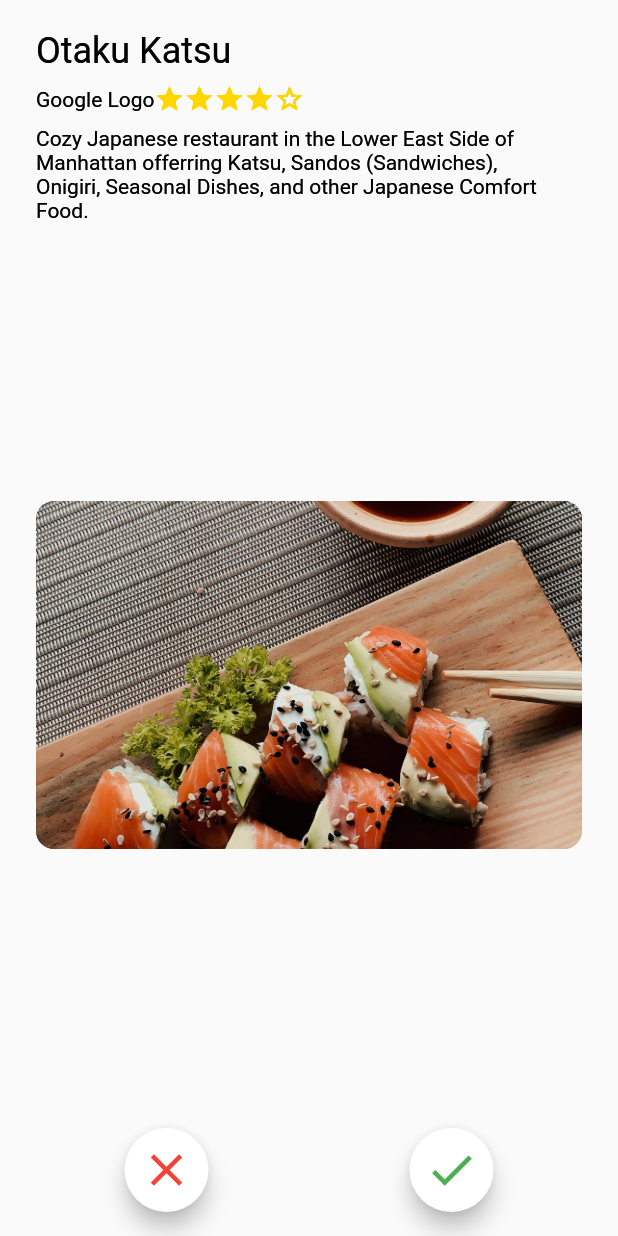
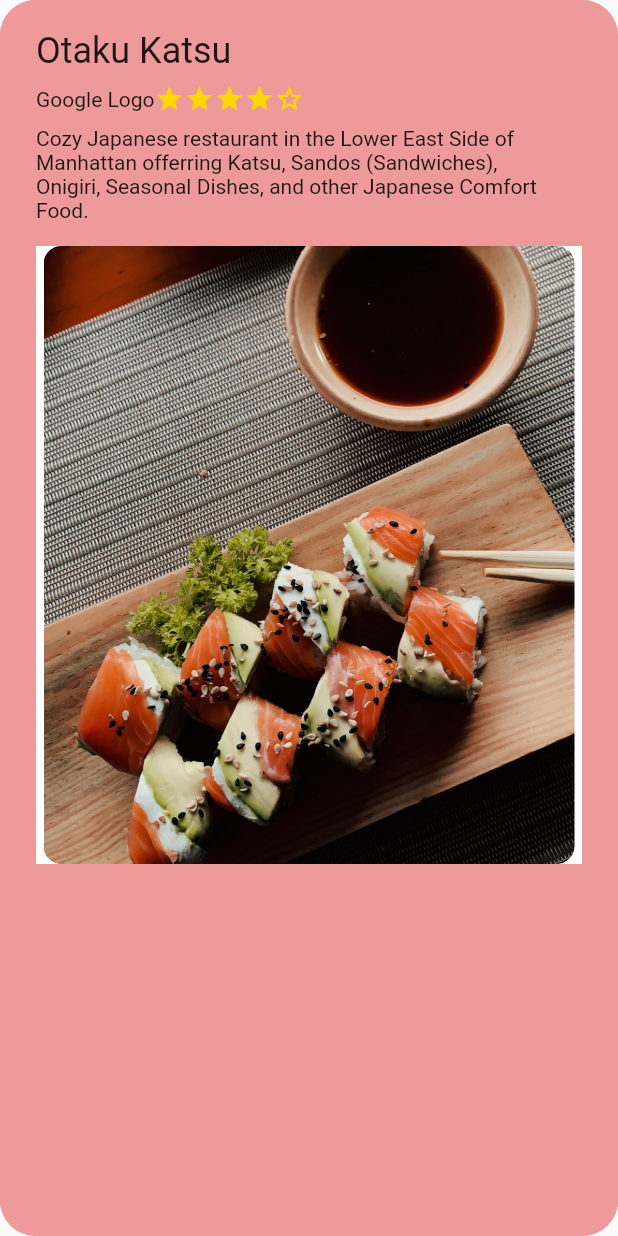
Before and after one commit to MunchNYC/munch-app, a Flutter app: the MunchSwipeScreen screen opened directly, on a phone screen of 412 x 824 dp. Run offline on Flutter 3.47's test engine with Material 2 defaults, Android fonts, the phone set to English and light mode, and no system bars; drawn by our look-alikes of carousel_slider; our stand-ins replace firebase_auth, google_sign_in; accounts and stored records are empty.

Commit message:
Revert "Merge master and resolve conflicts"
This reverts commit ca77553e0abbae1f910a42e0e804eb9a2b42afbf, reversing
changes made to e9df09d9af7d82e9a4f19e08bbb40c5160d1625a.

```diff
--- a/lib/home_widget.dart
+++ b/lib/home_widget.dart
@@ -10,7 +10,7 @@ class Home extends StatefulWidget {
 }
 
 class _HomeState extends State<Home> {
-  int _currentIndex = 1;
+  int _currentIndex = 0;
   final List<Widget> _children = [
     BottomTabWdiget(Colors.white),
     MunchSwipeScreen(),
--- a/lib/munch_card.dart
+++ b/lib/munch_card.dart
@@ -28,10 +28,11 @@ class MunchCard extends StatelessWidget {
       ],
     );
 
-    Widget imageCarousel = Expanded(
+    Widget imageCarousel = Container(
+        color: Colors.white,
         child: CarouselSlider(
           options: CarouselOptions(
-              // height: MediaQuery.of(context).size.height / 2,
+              height: MediaQuery.of(context).size.height / 2,
               enableInfiniteScroll: false,
               enlargeCenterPage: true,
               viewportFraction: 1),
@@ -49,7 +50,7 @@ class MunchCard extends StatelessWidget {
               builder: (BuildContext context) {
                 return Container(
                     width: MediaQuery.of(context).size.width,
-                    height: MediaQuery.of(context).size.height,
+                    margin: EdgeInsets.symmetric(horizontal: 5.0),
                     child: ClipRRect(
                         borderRadius: BorderRadius.circular(12), child: i));
               },
@@ -57,14 +58,18 @@ class MunchCard extends StatelessWidget {
           }).toList(),
         ));
 
+    SafeArea cardWithSafeArea = SafeArea(
+        child: Column(children: <Widget>[
+      titleSection,
+      imageCarousel,
+      SizedBox(height: 40)
+    ]));
+
     return Container(
       decoration: BoxDecoration(
-          borderRadius: BorderRadius.circular(24)),
+          borderRadius: BorderRadius.circular(24), color: Colors.red[200]),
       padding: const EdgeInsets.only(left: 24, right: 24),
-      child: Column(children: <Widget>[
-        titleSection,
-        imageCarousel,
-      ]),
+      child: cardWithSafeArea,
     );
   }
 }
--- a/lib/munch_swipe_screen.dart
+++ b/lib/munch_swipe_screen.dart
@@ -6,6 +6,7 @@ class MunchSwipeScreen extends StatefulWidget {
   State<StatefulWidget> createState() {
     return _MunchSwipeScreenState();
   }
+
 }
 
 class _MunchSwipeScreenState extends State<MunchSwipeScreen> {
@@ -26,33 +27,13 @@ class _MunchSwipeScreenState extends State<MunchSwipeScreen> {
   @override
   Widget build(BuildContext context) {
     return Scaffold(
-        body: SafeArea(
-      child: Column(children: [
-        Expanded(
+      body: Center(
         child: Stack(
           alignment: Alignment.center,
           children: cardList,
-        )),
-        Container(
-          child: Row(
-            children: <Widget>[
-              FloatingActionButton(
-                onPressed: () {}, // handle tap
-                child: Icon(Icons.close, color: Colors.red, size: 36),
-                backgroundColor: Colors.white,
         ),
-              FloatingActionButton(
-                onPressed: () {}, // handle tap
-                child: Icon(Icons.check, color: Colors.green, size: 36),
-                backgroundColor: Colors.white,
       ),
-            ],
-            mainAxisAlignment: MainAxisAlignment.spaceAround,
-          ),
-          padding: EdgeInsets.all(16),
-        )
-      ]),
-    ));
+    );
   }
 
   List<Widget> _getCards() {
@@ -73,14 +54,16 @@ class _MunchSwipeScreenState extends State<MunchSwipeScreen> {
     }
 
     for (int x = 0; x < cards.length; x++) {
-      cardList.add(Draggable(
+      cardList.add(
+        Draggable(
           onDragEnd: (drag) {
             _removeCard(x);
           },
         child: cards[x],
         feedback: cards[x],
         childWhenDragging: getNextCard(x),
-      ));
+        )
+      );
     }
 
     return cardList;
```
Also changed, not shown: pubspec.lock, 7 other files. Lines whose indentation alone changed are shown as unchanged.
